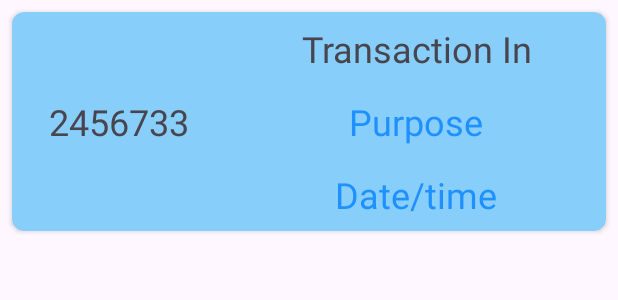
After one commit to danielkirwa/FG2030, an Android app: the layout transactionview.xml on its own in the app's theme, with its tools: preview values and no code run, on a phone screen of 412 x 824 dp. The commit adds this screen. Shown: the top 300 px of the screen. Run offline under Robolectric (Android 15) with nearby library versions, the phone set to English and light mode, and no system bars.

Commit message:
Working on selecting the transaction done on the app

```diff
--- a/app/src/main/res/layout/activity_transaction.xml
+++ b/app/src/main/res/layout/activity_transaction.xml
@@ -246,15 +246,14 @@
         android:backgroundTint="@color/blue"
         android:text="Save Transaction"/>
 
-        <Button
-            android:id="@+id/btn_view_transaction"
+        <androidx.recyclerview.widget.RecyclerView
+            android:id="@+id/recycler_view_transaction"
             android:layout_width="match_parent"
-            android:layout_height="wrap_content"
-            android:textSize="24sp"
-            android:layout_marginLeft="24dp"
-            android:layout_marginRight="24dp"
-            android:backgroundTint="@color/blue"
-            android:text="View Transaction"/>
+            android:layout_height="300dp"
+            android:background="@drawable/my_input"
+            android:layout_marginTop="16dp" />
+
+
 
 </LinearLayout>
 </ScrollView>
--- a/app/src/main/res/layout/purposeview.xml
+++ b/app/src/main/res/layout/purposeview.xml
@@ -5,6 +5,7 @@
     xmlns:app="http://schemas.android.com/apk/res-auto"
     android:elevation="12dp"
     android:layout_margin="8dp"
+    android:backgroundTint="@color/lightBlue"
     app:cardCornerRadius="16dp">
     <LinearLayout
         android:layout_width="match_parent"
--- /dev/null
+++ b/app/src/main/res/layout/transactionview.xml
@@ -0,0 +1,61 @@
+<?xml version="1.0" encoding="utf-8"?>
+<androidx.cardview.widget.CardView xmlns:android="http://schemas.android.com/apk/res/android"
+    android:layout_width="match_parent"
+    xmlns:app="http://schemas.android.com/apk/res-auto"
+    android:elevation="12dp"
+    app:cardCornerRadius="8dp"
+    android:layout_margin="8dp"
+    android:backgroundTint="@color/lightBlue"
+    android:layout_height="wrap_content">
+
+    <LinearLayout
+        android:layout_width="match_parent"
+        android:layout_height="wrap_content"
+        android:orientation="horizontal">
+        <TextView
+            android:id="@+id/v_transaction_amount"
+            android:layout_width="0dp"
+            android:layout_weight="2"
+            android:layout_height="match_parent"
+            android:layout_margin="8dp"
+            android:text="2456733"
+            android:textSize="24sp"
+            android:gravity="center"/>
+        <LinearLayout
+            android:layout_width="0dp"
+            android:layout_height="wrap_content"
+            android:layout_weight="4"
+            android:orientation="vertical">
+            <TextView
+                android:id="@+id/v_transaction_type"
+                android:layout_width="match_parent"
+                android:layout_height="wrap_content"
+                android:layout_margin="8dp"
+                android:text="Transaction In"
+                android:textSize="24sp"
+                android:gravity="center"/>
+            <TextView
+                android:id="@+id/v_transaction_purpose"
+                android:layout_width="match_parent"
+                android:layout_height="wrap_content"
+                android:layout_margin="8dp"
+                android:text="Purpose"
+                android:textColor="@color/blue"
+                android:textSize="24sp"
+                android:gravity="center"/>
+            <TextView
+                android:id="@+id/v_transaction_date"
+                android:layout_width="match_parent"
+                android:layout_height="wrap_content"
+                android:layout_margin="8dp"
+                android:text="Date/time"
+                android:textColor="@color/blue"
+                android:textSize="24sp"
+                android:gravity="center"/>
+
+
+        </LinearLayout>
+
+    </LinearLayout>
+
+</androidx.cardview.widget.CardView>
--- a/app/src/main/res/values/colors.xml
+++ b/app/src/main/res/values/colors.xml
@@ -5,5 +5,7 @@
     <color name="blue">#1E90FF</color>
     <color name="crimson">#f7313b</color>
     <color name="green">#009688</color>
+    <color name="lightBlue">#87CEFA</color>
+    <color name="lightCrimson"> #FF5A5F</color>
 
 </resources>
```
